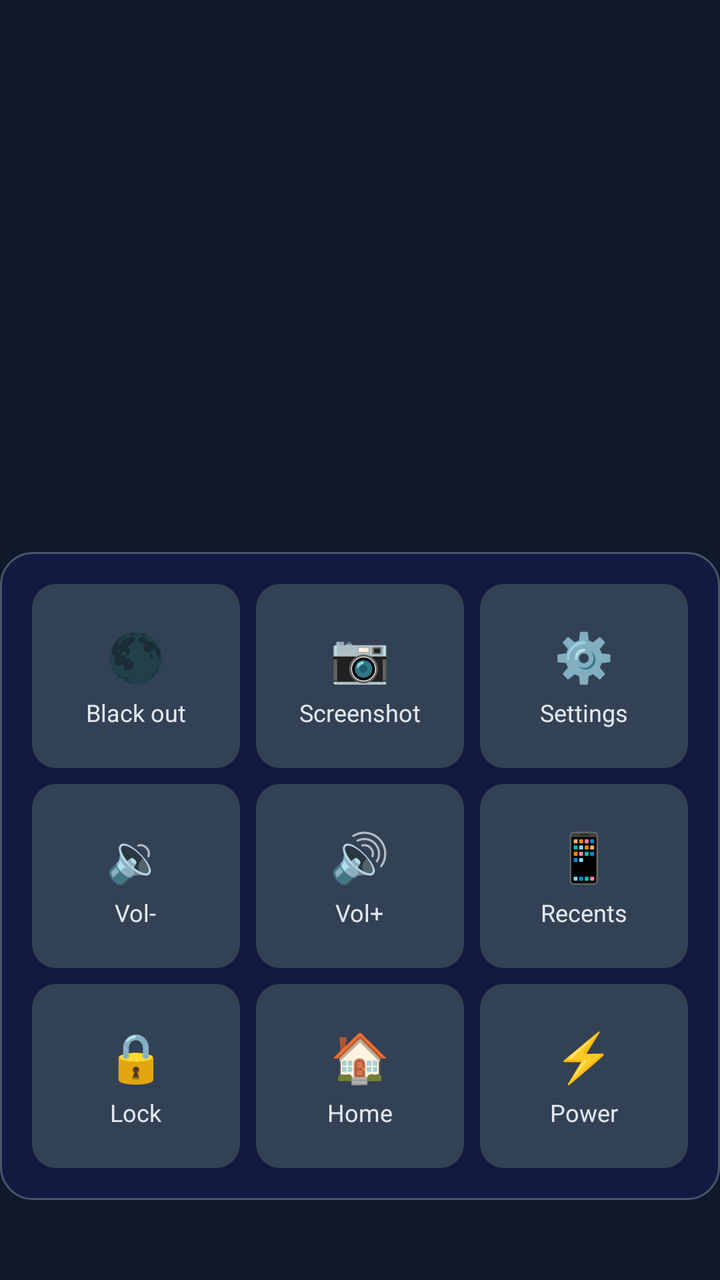
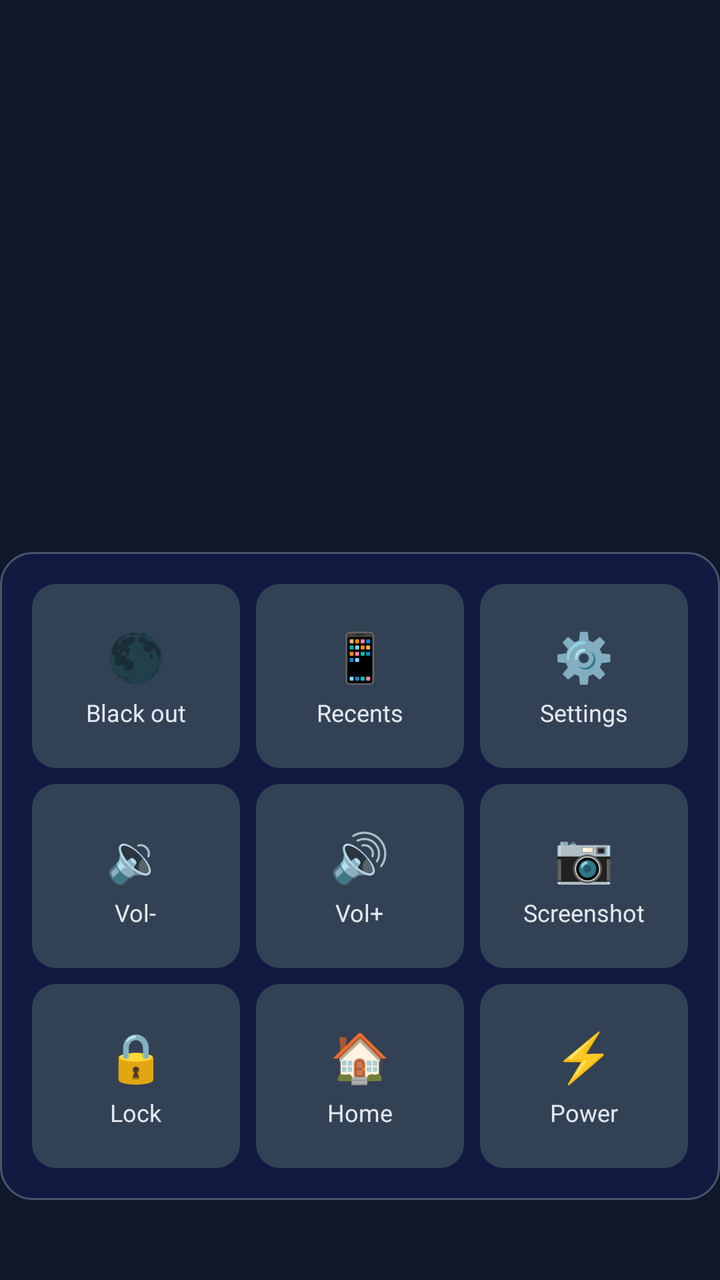

Screens rendered from an Android XML layout before and after an edit, with the pre-edit source and the edit as a unified diff.
<!-- AndroidManifest.xml: application theme Theme.AccessibilityMenu -->
<!-- res/layout/overlay_action_panel.xml -->
<?xml version="1.0" encoding="utf-8"?>
<FrameLayout xmlns:android="http://schemas.android.com/apk/res/android"
    android:id="@+id/panelRoot"
    android:layout_width="match_parent"
    android:layout_height="match_parent"
    android:background="@android:color/transparent">

    
    <LinearLayout
        android:id="@+id/panelContainer"
        android:layout_width="match_parent"
        android:layout_height="wrap_content"
        android:layout_gravity="bottom"
        android:layout_marginBottom="40dp"
        android:background="@drawable/panel_background"
        android:orientation="vertical"
        android:padding="12dp">

        
        <LinearLayout
            android:layout_width="match_parent"
            android:layout_height="100dp"
            android:orientation="horizontal">

            <LinearLayout
                android:id="@+id/btnBlackout"
                android:layout_width="0dp"
                android:layout_height="match_parent"
                android:layout_weight="1"
                android:layout_margin="4dp"
                android:background="@drawable/action_button_background"
                android:clickable="true"
                android:focusable="true"
                android:gravity="center"
                android:orientation="vertical"
                android:padding="8dp">

                <TextView
                    android:layout_width="wrap_content"
                    android:layout_height="wrap_content"
                    android:text="🌑"
                    android:textSize="24sp" />

                <TextView
                    android:layout_width="wrap_content"
                    android:layout_height="wrap_content"
                    android:layout_marginTop="4dp"
                    android:text="Black out"
                    android:textColor="@color/on_surface"
                    android:textSize="12sp" />
            </LinearLayout>

            <LinearLayout
                android:id="@+id/btnScreenshot"
                android:layout_width="0dp"
                android:layout_height="match_parent"
                android:layout_weight="1"
                android:layout_margin="4dp"
                android:background="@drawable/action_button_background"
                android:clickable="true"
                android:focusable="true"
                android:gravity="center"
                android:orientation="vertical"
                android:padding="8dp">

                <TextView
                    android:layout_width="wrap_content"
                    android:layout_height="wrap_content"
                    android:text="📷"
                    android:textSize="24sp" />

                <TextView
                    android:layout_width="wrap_content"
                    android:layout_height="wrap_content"
                    android:layout_marginTop="4dp"
                    android:text="Screenshot"
                    android:textColor="@color/on_surface"
                    android:textSize="12sp" />
            </LinearLayout>

            <LinearLayout
                android:id="@+id/btnSettings"
                android:layout_width="0dp"
                android:layout_height="match_parent"
                android:layout_weight="1"
                android:layout_margin="4dp"
                android:background="@drawable/action_button_background"
                android:clickable="true"
                android:focusable="true"
                android:gravity="center"
                android:orientation="vertical"
                android:padding="8dp">

                <TextView
                    android:layout_width="wrap_content"
                    android:layout_height="wrap_content"
                    android:text="⚙️"
                    android:textSize="24sp" />

                <TextView
                    android:layout_width="wrap_content"
                    android:layout_height="wrap_content"
                    android:layout_marginTop="4dp"
                    android:text="Settings"
                    android:textColor="@color/on_surface"
                    android:textSize="12sp" />
            </LinearLayout>
        </LinearLayout>

        
        <LinearLayout
            android:layout_width="match_parent"
            android:layout_height="100dp"
            android:orientation="horizontal">

            <LinearLayout
                android:id="@+id/btnVolumeDown"
                android:layout_width="0dp"
                android:layout_height="match_parent"
                android:layout_weight="1"
                android:layout_margin="4dp"
                android:background="@drawable/action_button_background"
                android:clickable="true"
                android:focusable="true"
                android:gravity="center"
                android:orientation="vertical"
                android:padding="8dp">

                <TextView
                    android:layout_width="wrap_content"
                    android:layout_height="wrap_content"
                    android:text="🔉"
                    android:textSize="24sp" />

                <TextView
                    android:layout_width="wrap_content"
                    android:layout_height="wrap_content"
                    android:layout_marginTop="4dp"
                    android:text="Vol-"
                    android:textColor="@color/on_surface"
                    android:textSize="12sp" />
            </LinearLayout>

            <LinearLayout
                android:id="@+id/btnVolumeUp"
                android:layout_width="0dp"
                android:layout_height="match_parent"
                android:layout_weight="1"
                android:layout_margin="4dp"
                android:background="@drawable/action_button_background"
                android:clickable="true"
                android:focusable="true"
                android:gravity="center"
                android:orientation="vertical"
                android:padding="8dp">

                <TextView
                    android:layout_width="wrap_content"
                    android:layout_height="wrap_content"
                    android:text="🔊"
                    android:textSize="24sp" />

                <TextView
                    android:layout_width="wrap_content"
                    android:layout_height="wrap_content"
                    android:layout_marginTop="4dp"
                    android:text="Vol+"
                    android:textColor="@color/on_surface"
                    android:textSize="12sp" />
            </LinearLayout>

            <LinearLayout
                android:id="@+id/btnRecentApps"
                android:layout_width="0dp"
                android:layout_height="match_parent"
                android:layout_weight="1"
                android:layout_margin="4dp"
                android:background="@drawable/action_button_background"
                android:clickable="true"
                android:focusable="true"
                android:gravity="center"
                android:orientation="vertical"
                android:padding="8dp">

                <TextView
                    android:layout_width="wrap_content"
                    android:layout_height="wrap_content"
                    android:text="📱"
                    android:textSize="24sp" />

                <TextView
                    android:layout_width="wrap_content"
                    android:layout_height="wrap_content"
                    android:layout_marginTop="4dp"
                    android:text="Recents"
                    android:textColor="@color/on_surface"
                    android:textSize="12sp" />
            </LinearLayout>
        </LinearLayout>

        
        <LinearLayout
            android:layout_width="match_parent"
            android:layout_height="100dp"
            android:orientation="horizontal">

            <LinearLayout
                android:id="@+id/btnLockScreen"
                android:layout_width="0dp"
                android:layout_height="match_parent"
                android:layout_weight="1"
                android:layout_margin="4dp"
                android:background="@drawable/action_button_background"
                android:clickable="true"
                android:focusable="true"
                android:gravity="center"
                android:orientation="vertical"
                android:padding="8dp">

                <TextView
                    android:layout_width="wrap_content"
                    android:layout_height="wrap_content"
                    android:text="🔒"
                    android:textSize="24sp" />

                <TextView
                    android:layout_width="wrap_content"
                    android:layout_height="wrap_content"
                    android:layout_marginTop="4dp"
                    android:text="Lock"
                    android:textColor="@color/on_surface"
                    android:textSize="12sp" />
            </LinearLayout>

            <LinearLayout
                android:id="@+id/btnHome"
                android:layout_width="0dp"
                android:layout_height="match_parent"
                android:layout_weight="1"
                android:layout_margin="4dp"
                android:background="@drawable/action_button_background"
                android:clickable="true"
                android:focusable="true"
                android:gravity="center"
                android:orientation="vertical"
                android:padding="8dp">

                <TextView
                    android:layout_width="wrap_content"
                    android:layout_height="wrap_content"
                    android:text="🏠"
                    android:textSize="24sp" />

                <TextView
                    android:layout_width="wrap_content"
                    android:layout_height="wrap_content"
                    android:layout_marginTop="4dp"
                    android:text="Home"
                    android:textColor="@color/on_surface"
                    android:textSize="12sp" />
            </LinearLayout>
            
            <LinearLayout
                android:id="@+id/btnPowerMenu"
                android:layout_width="0dp"
                android:layout_height="match_parent"
                android:layout_weight="1"
                android:layout_margin="4dp"
                android:background="@drawable/action_button_background"
                android:clickable="true"
                android:focusable="true"
                android:gravity="center"
                android:orientation="vertical"
                android:padding="8dp">

                <TextView
                    android:layout_width="wrap_content"
                    android:layout_height="wrap_content"
                    android:text="⚡"
                    android:textSize="24sp" />

                <TextView
                    android:layout_width="wrap_content"
                    android:layout_height="wrap_content"
                    android:layout_marginTop="4dp"
                    android:text="Power"
                    android:textColor="@color/on_surface"
                    android:textSize="12sp" />
            </LinearLayout>
        </LinearLayout>

    </LinearLayout>

    
    <LinearLayout
        android:id="@+id/recentAppsContainer"
        android:layout_width="match_parent"
        android:layout_height="wrap_content"
        android:layout_gravity="bottom"
        android:layout_marginBottom="40dp"
        android:background="@drawable/panel_background"
        android:orientation="vertical"
        android:padding="12dp"
        android:visibility="gone">



        
        <GridLayout
            android:id="@+id/recentAppsGrid"
            android:layout_width="match_parent"
            android:layout_height="wrap_content"
            android:columnCount="3"
            android:rowCount="3"
            android:useDefaultMargins="true" />

    </LinearLayout>

</FrameLayout>
<!-- resources referenced by this layout -->
<resources>
  <color name="on_surface">#E2E8F0</color>
  <!-- drawable action_button_background (drawable) -->
  <?xml version="1.0" encoding="utf-8"?>
  <ripple xmlns:android="http://schemas.android.com/apk/res/android"
      android:color="#44FFFFFF">
      <item>
          <shape android:shape="rectangle">
              <solid android:color="@color/surface_variant"/>
              <corners android:radius="12dp"/>
          </shape>
      </item>
  </ripple>
  <!-- drawable panel_background (drawable) -->
  <?xml version="1.0" encoding="utf-8"?>
  <shape xmlns:android="http://schemas.android.com/apk/res/android"
      android:shape="rectangle">
      <solid android:color="@color/panel_bg"/>
      <corners android:radius="16dp"/>
      <stroke
          android:width="1dp"
          android:color="@color/panel_border"/>
  </shape>
  <style name="Theme.AccessibilityMenu" parent="Theme.Material3.DayNight.NoActionBar">
          <item name="colorPrimary">@color/primary</item>
          <item name="colorPrimaryVariant">@color/primary_variant</item>
          <item name="colorOnPrimary">@color/on_primary</item>
          <item name="colorSecondary">@color/secondary</item>
          <item name="colorSecondaryVariant">@color/secondary_variant</item>
          <item name="colorOnSecondary">@color/on_secondary</item>
          <item name="android:colorBackground">@color/background</item>
          <item name="colorSurface">@color/surface</item>
          <item name="colorOnSurface">@color/on_surface</item>
          <item name="android:statusBarColor">@color/background</item>
          <item name="android:navigationBarColor">@color/background</item>
          <item name="android:windowLightStatusBar">false</item>
      </style>
  <color name="surface_variant">#334155</color>
  <color name="panel_bg">#1E293BF0</color>
  <color name="panel_border">#475569</color>
  <color name="primary">#6366F1</color>
  <color name="primary_variant">#4F46E5</color>
  <color name="on_primary">#FFFFFF</color>
  <color name="secondary">#10B981</color>
  <color name="secondary_variant">#059669</color>
  <color name="on_secondary">#FFFFFF</color>
  <color name="background">#0F172A</color>
  <color name="surface">#1E293B</color>
</resources>

<!-- the commit's change to res/layout/overlay_action_panel.xml (unified diff, before → after) -->
@@ -51,29 +51,29 @@
             </LinearLayout>
 
             <LinearLayout
-                android:id="@+id/btnScreenshot"
-                android:layout_width="0dp"
-                android:layout_height="match_parent"
-                android:layout_weight="1"
-                android:layout_margin="4dp"
-                android:background="@drawable/action_button_background"
-                android:clickable="true"
-                android:focusable="true"
-                android:gravity="center"
-                android:orientation="vertical"
-                android:padding="8dp">
-
-                <TextView
-                    android:layout_width="wrap_content"
-                    android:layout_height="wrap_content"
-                    android:text="📷"
-                    android:textSize="24sp" />
-
-                <TextView
-                    android:layout_width="wrap_content"
-                    android:layout_height="wrap_content"
-                    android:layout_marginTop="4dp"
-                    android:text="Screenshot"
+                android:id="@+id/btnRecentApps"
+                android:layout_width="0dp"
+                android:layout_height="match_parent"
+                android:layout_weight="1"
+                android:layout_margin="4dp"
+                android:background="@drawable/action_button_background"
+                android:clickable="true"
+                android:focusable="true"
+                android:gravity="center"
+                android:orientation="vertical"
+                android:padding="8dp">
+
+                <TextView
+                    android:layout_width="wrap_content"
+                    android:layout_height="wrap_content"
+                    android:text="📱"
+                    android:textSize="24sp" />
+
+                <TextView
+                    android:layout_width="wrap_content"
+                    android:layout_height="wrap_content"
+                    android:layout_marginTop="4dp"
+                    android:text="Recents"
                     android:textColor="@color/on_surface"
                     android:textSize="12sp" />
             </LinearLayout>
@@ -170,29 +170,29 @@
             </LinearLayout>
 
             <LinearLayout
-                android:id="@+id/btnRecentApps"
-                android:layout_width="0dp"
-                android:layout_height="match_parent"
-                android:layout_weight="1"
-                android:layout_margin="4dp"
-                android:background="@drawable/action_button_background"
-                android:clickable="true"
-                android:focusable="true"
-                android:gravity="center"
-                android:orientation="vertical"
-                android:padding="8dp">
-
-                <TextView
-                    android:layout_width="wrap_content"
-                    android:layout_height="wrap_content"
-                    android:text="📱"
-                    android:textSize="24sp" />
-
-                <TextView
-                    android:layout_width="wrap_content"
-                    android:layout_height="wrap_content"
-                    android:layout_marginTop="4dp"
-                    android:text="Recents"
+                android:id="@+id/btnScreenshot"
+                android:layout_width="0dp"
+                android:layout_height="match_parent"
+                android:layout_weight="1"
+                android:layout_margin="4dp"
+                android:background="@drawable/action_button_background"
+                android:clickable="true"
+                android:focusable="true"
+                android:gravity="center"
+                android:orientation="vertical"
+                android:padding="8dp">
+
+                <TextView
+                    android:layout_width="wrap_content"
+                    android:layout_height="wrap_content"
+                    android:text="📷"
+                    android:textSize="24sp" />
+
+                <TextView
+                    android:layout_width="wrap_content"
+                    android:layout_height="wrap_content"
+                    android:layout_marginTop="4dp"
+                    android:text="Screenshot"
                     android:textColor="@color/on_surface"
                     android:textSize="12sp" />
             </LinearLayout>
